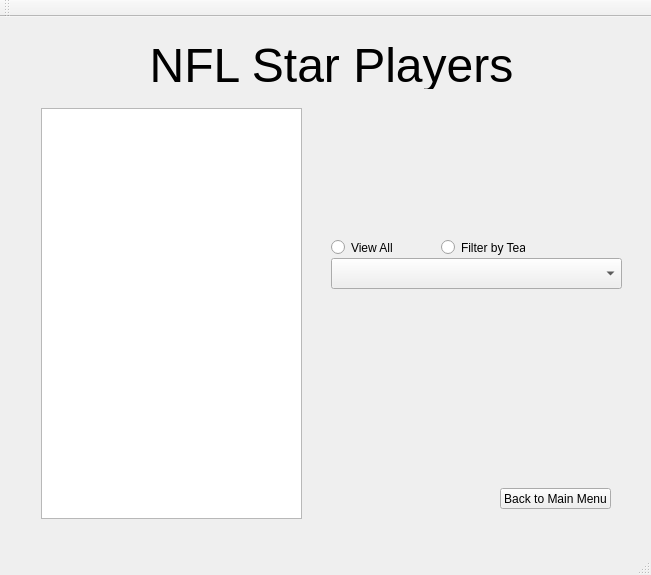
This is mainwindow.ui in Jesus0342/CS1D-Project-2 as Qt 5 draws it before an edit. The edited form follows.
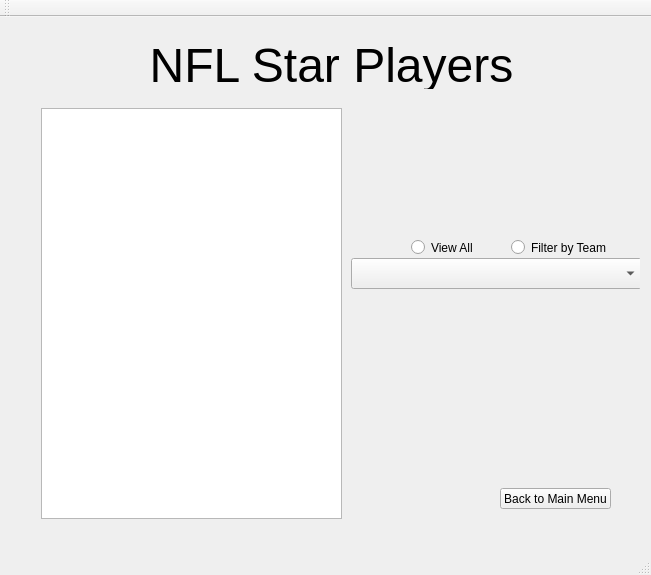
This is the edited form. The open tabs and pages were chosen to show the change.

```diff
--- a/mainwindow.ui
+++ b/mainwindow.ui
@@ -575,7 +575,7 @@
          <rect>
           <x>30</x>
           <y>80</y>
-          <width>261</width>
+          <width>301</width>
           <height>411</height>
          </rect>
         </property>
@@ -583,7 +583,7 @@
        <widget class="QComboBox" name="comboBox_starPlayer">
         <property name="geometry">
          <rect>
-          <x>320</x>
+          <x>340</x>
           <y>230</y>
           <width>291</width>
           <height>31</height>
@@ -593,7 +593,7 @@
        <widget class="QRadioButton" name="radioButton_starPlayer_all">
         <property name="geometry">
          <rect>
-          <x>320</x>
+          <x>400</x>
           <y>210</y>
           <width>84</width>
           <height>19</height>
@@ -606,9 +606,9 @@
        <widget class="QRadioButton" name="radioButton_starPlayer_filter">
         <property name="geometry">
          <rect>
-          <x>430</x>
+          <x>500</x>
           <y>210</y>
-          <width>84</width>
+          <width>101</width>
           <height>19</height>
          </rect>
         </property>
```
Left out of the diff: 4 changed lines with no effect on the pictures.
